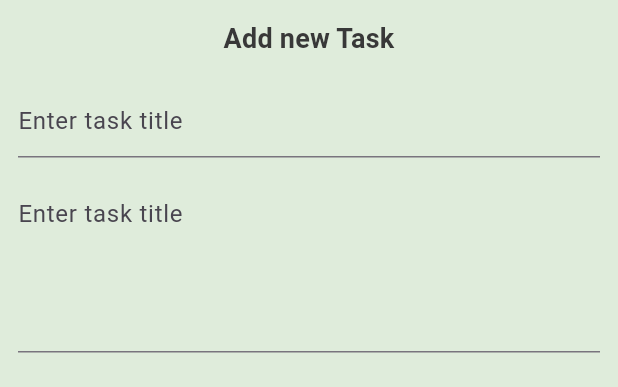
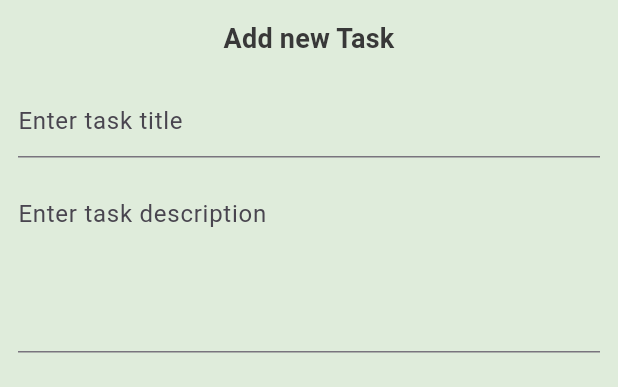
Before and after one commit to abeerghorab/Todo_App, a Flutter app: the AddTaskBottomSheet widget shown alone on an empty page, opened directly, on a phone screen of 412 x 824 dp. Shown: the top 387 px of the screen. Run offline on Flutter 3.47's test engine with Material 3 defaults, Android fonts, the phone set to English and light mode, and no system bars; our stand-ins replace calendar_timeline.

Commit message:
task-item-list-widget

```diff
--- a/lib/home/task_list/add_task_bottom_sheet.dart
+++ b/lib/home/task_list/add_task_bottom_sheet.dart
@@ -30,7 +30,7 @@ class AddTaskBottomSheet extends StatelessWidget {
                   ),
                   TextFormField(
                     decoration: InputDecoration(
-                      hintText: "Enter task title",
+                      hintText: "Enter task description",
                     ),
                     minLines: 4,
                     maxLines: 4,
--- a/lib/my_theme.dart
+++ b/lib/my_theme.dart
@@ -18,6 +18,11 @@ class MyThemeData {
         fontWeight: FontWeight.bold,
         color: whiteColor,
       ),
+      headline2: TextStyle(
+        fontSize: 18,
+        fontWeight: FontWeight.bold,
+        color: primaryLightColor,
+      ),
       subtitle1: TextStyle(
         fontSize: 18,
         fontWeight: FontWeight.bold,
--- a/pubspec.yaml
+++ b/pubspec.yaml
@@ -35,6 +35,7 @@ dependencies:
   # The following adds the Cupertino Icons font to your application.
   # Use with the CupertinoIcons class for iOS style icons.
   cupertino_icons: ^1.0.2
+  firebase_core: ^2.27.0
 
 dev_dependencies:
   flutter_test:
```
Also changed, not shown: lib/home/task_list/item_task_list_widget.dart (added, +50 -0 lines), lib/home/task_list/task_list_tab.dart (+10 -1 lines), pubspec.lock, 3 other files.
